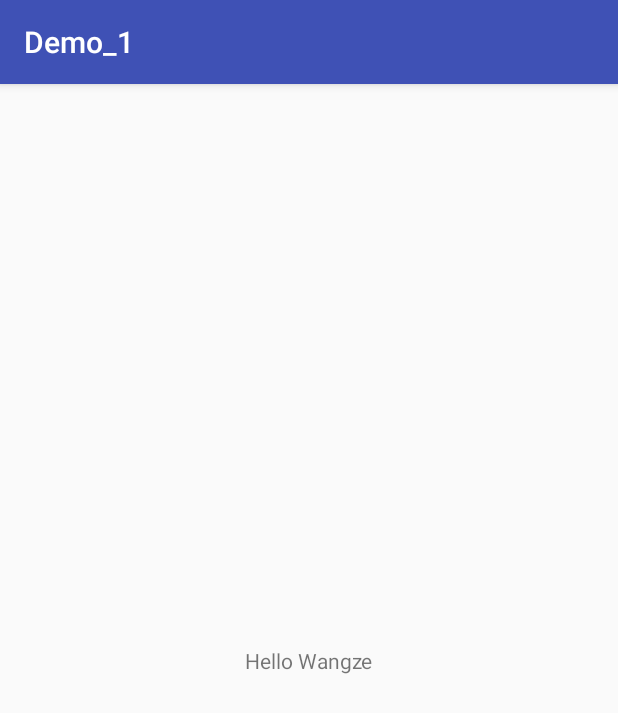
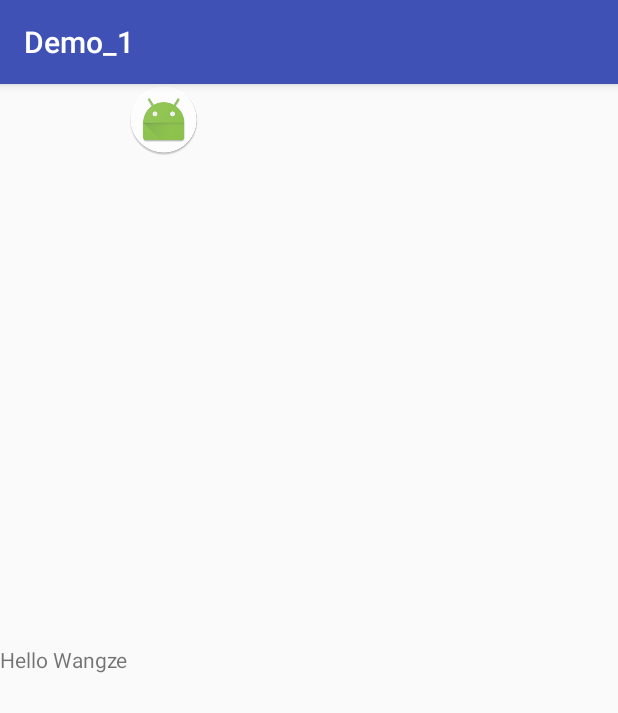
Before and after one commit to wz5779354/Demo_1, an Android app: the screen it shows after launch (MainActivity), on a phone screen of 412 x 824 dp. Shown: the top 713 px of the screen. Run offline under Robolectric (Android 15) with nearby library versions, the phone set to English and light mode, and no system bars.

Commit message:
add imageView

```diff
--- a/app/src/main/res/layout/activity_main.xml
+++ b/app/src/main/res/layout/activity_main.xml
@@ -1,5 +1,5 @@
 <?xml version="1.0" encoding="utf-8"?>
-<android.support.constraint.ConstraintLayout xmlns:android="http://schemas.android.com/apk/res/android"
+<LinearLayout xmlns:android="http://schemas.android.com/apk/res/android"
     xmlns:app="http://schemas.android.com/apk/res-auto"
     xmlns:tools="http://schemas.android.com/tools"
     android:layout_width="match_parent"
@@ -7,12 +7,14 @@
     tools:context="com.example.wangze.demo_1.MainActivity">
 
     <TextView
+        android:id="@+id/tv"
         android:layout_width="wrap_content"
         android:layout_height="wrap_content"
-        android:text="Hello Wangze"
-        app:layout_constraintBottom_toBottomOf="parent"
-        app:layout_constraintLeft_toLeftOf="parent"
-        app:layout_constraintRight_toRightOf="parent"
-        app:layout_constraintTop_toTopOf="parent" />
+        android:layout_gravity="center"
+        android:text="Hello Wangze" />
 
-</android.support.constraint.ConstraintLayout>
+    <ImageView
+        android:layout_width="wrap_content"
+        android:layout_height="wrap_content"
+        android:src="@mipmap/ic_launcher_round" />
+</LinearLayout>
```
